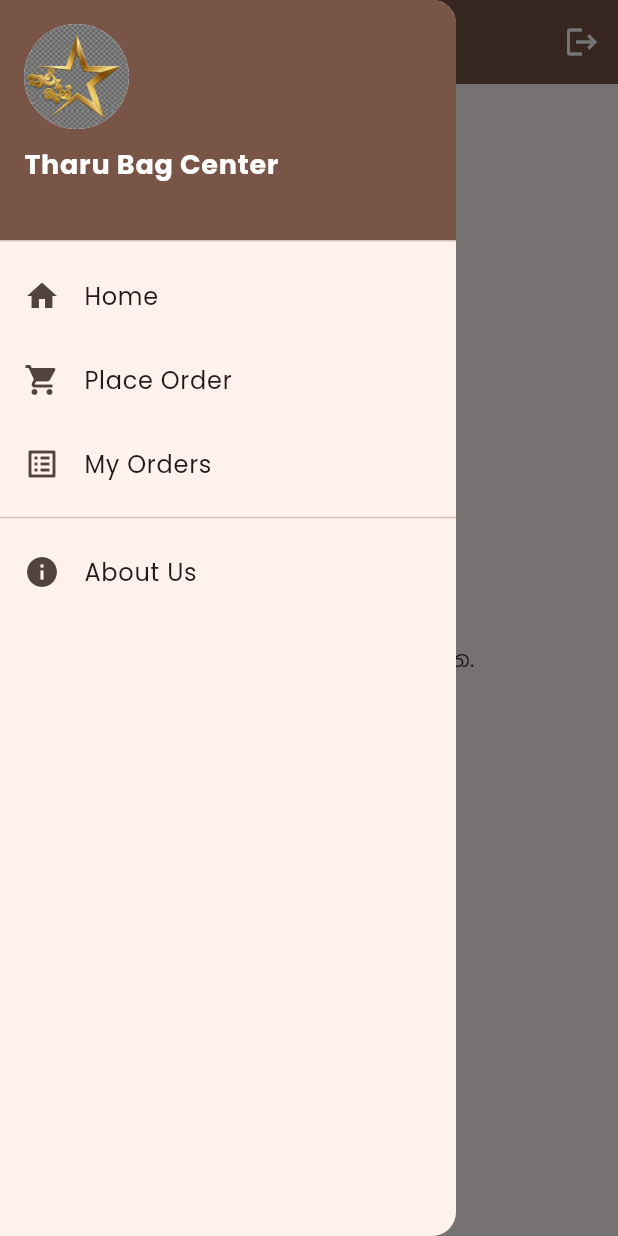
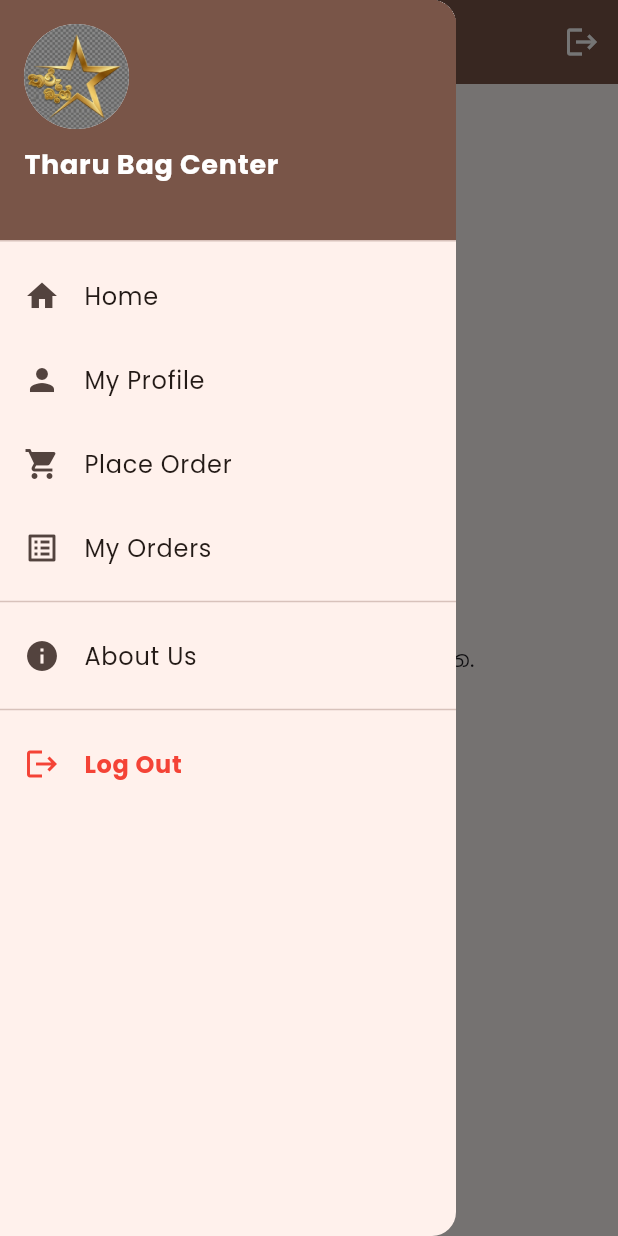
Before and after one commit to HashanMadhu/tharu-bag-app, a Flutter app: the HomePage screen opened directly, with the side drawer open, on a phone screen of 412 x 824 dp. Run offline on Flutter 3.47's test engine with Material 3 defaults, Android fonts, the phone set to English and light mode, and no system bars; our stand-ins replace cloud_firestore, firebase_auth, firebase_core, flutter_riverpod, google_fonts, pdf and 2 more; accounts and stored records are empty.

Commit message:
Enhance Drawer(Add profile and log out )

```diff
--- a/my_bag_app/lib/shared/widgets/app_drawer.dart
+++ b/my_bag_app/lib/shared/widgets/app_drawer.dart
@@ -2,6 +2,12 @@ import 'package:flutter/material.dart';
 import 'package:firebase_auth/firebase_auth.dart';
 import 'package:cloud_firestore/cloud_firestore.dart';
 import 'package:my_bag_app/pages/customer_orders_page.dart';
+// 💡 ඔයාගේ Profile Page එක තියෙන තැන අනුව මේ import එක හරියටම හදාගන්න
+// import 'package:my_bag_app/pages/profile_page.dart';
+// 💡 ඔයාගේ Login Page එක තියෙන තැන අනුව මේ import එක හරියටම හදාගන්න
+// import 'package:my_bag_app/pages/login_page.dart';
+import 'package:my_bag_app/pages/login_page.dart';
+
 import '../../pages/order_page.dart';
 import '../../pages/home_page.dart';
 import '../../pages/admin_orders_page.dart';
@@ -62,6 +68,22 @@ class AppDrawer extends StatelessWidget {
             },
           ),
 
+          // ⭐ 1. Profile Button (අලුතින් එකතු කළා)
+          ListTile(
+            leading: const Icon(Icons.person),
+            title: const Text('My Profile'),
+            onTap: () {
+              Navigator.pop(context); // Drawer එක වහන්න
+              // 💡 ඔයා Profile Page එක හැදුවාම මෙතන Uncomment කරලා ඒ පිටුවට Navigate කරන්න
+              /*
+              Navigator.push(
+                context,
+                MaterialPageRoute(builder: (context) => const ProfilePage()),
+              );
+              */
+            },
+          ),
+
           // Place Order Button
           ListTile(
             leading: const Icon(Icons.shopping_cart),
@@ -89,7 +111,7 @@ class AppDrawer extends StatelessWidget {
             },
           ),
 
-          // ⭐ FutureBuilder එකක් හරහා ඇඩ්මින් බොත්තම පාලනය කිරීම
+          // FutureBuilder එකක් හරහා ඇඩ්මින් බොත්තම පාලනය කිරීම
           FutureBuilder<bool>(
             future: _checkIsAdmin(),
             builder: (context, snapshot) {
@@ -102,9 +124,7 @@ class AppDrawer extends StatelessWidget {
                         Icons.admin_panel_settings,
                         color: Colors.brown,
                       ),
-                      title: const Text(
-                        'ලැබුණු ඇණවුම් (Admin Only)',
-                      ), //Admin only can see this
+                      title: const Text('ලැබුණු ඇණවුම් (Admin Only)'),
                       onTap: () {
                         Navigator.pop(context);
                         Navigator.push(
@@ -118,7 +138,7 @@ class AppDrawer extends StatelessWidget {
                   ],
                 );
               }
-              return const SizedBox.shrink(); // ඇඩ්මින් නෙවෙයි නම් හෝ ලෝඩ් වෙන ගමන් නම් මුකුත් නෑ
+              return const SizedBox.shrink();
             },
           ),
 
@@ -132,6 +152,39 @@ class AppDrawer extends StatelessWidget {
               Navigator.pop(context);
             },
           ),
+
+          const Divider(),
+
+          // ⭐ 2. Log Out Button (යාවත්කාලීන කරන ලදී)
+          ListTile(
+            leading: const Icon(Icons.logout, color: Colors.red),
+            title: const Text(
+              'Log Out',
+              style: TextStyle(color: Colors.red, fontWeight: FontWeight.bold),
+            ),
+            onTap: () async {
+              // 1. ප්‍රථමයෙන් Drawer එක වසා දමන්න
+              Navigator.pop(context);
+
+              try {
+                // 2. Firebase එකෙන් සාර්ථකව Sign Out කිරීම
+                await FirebaseAuth.instance.signOut();
+                print("User successfully logged out from Firebase");
+
+                // 3. 💡 වැදගත්ම කොටස:
+                // Context එක තවමත් Active ද කියලා බලා (Mounted ද කියා බලා),
+                // පැරණි පිටු ඔක්කොම මතකයෙන් අයින් කරලා කෙලින්ම LoginPage එකට සාර්ථකව රැගෙන යාම.
+                if (context.mounted) {
+                  Navigator.of(context).pushAndRemoveUntil(
+                    MaterialPageRoute(builder: (context) => const LoginPage()),
+                    (Route<dynamic> route) => false,
+                  );
+                }
+              } catch (e) {
+                print("Error during logout: $e");
+              }
+            },
+          ),
         ],
       ),
     );
```
